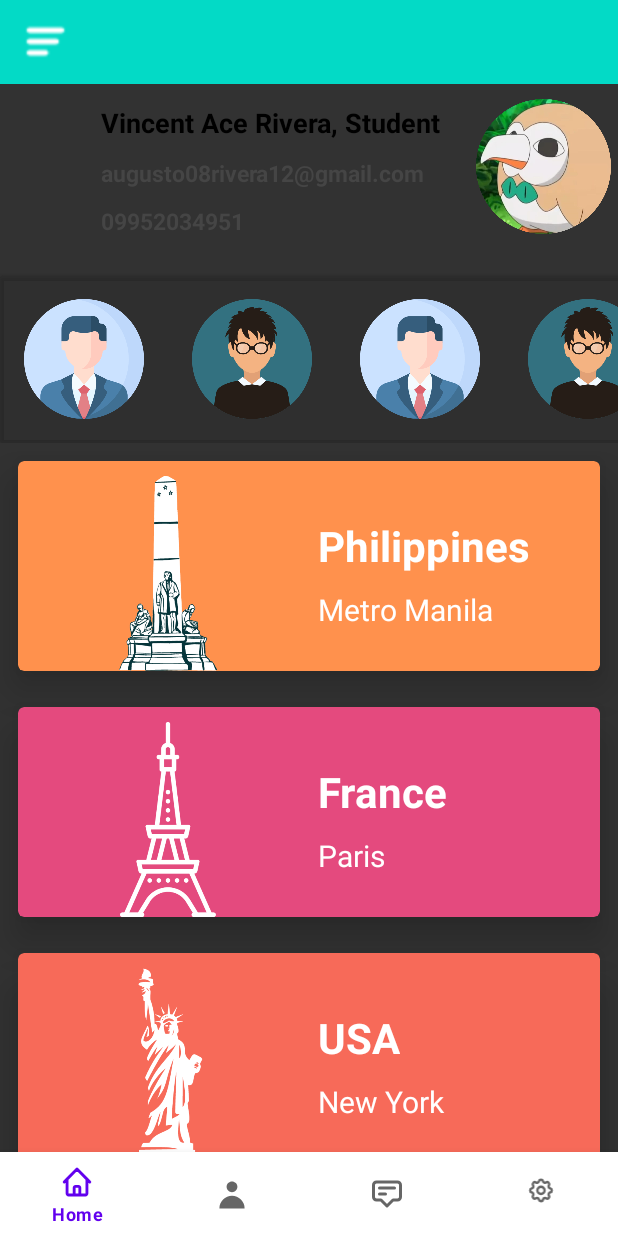
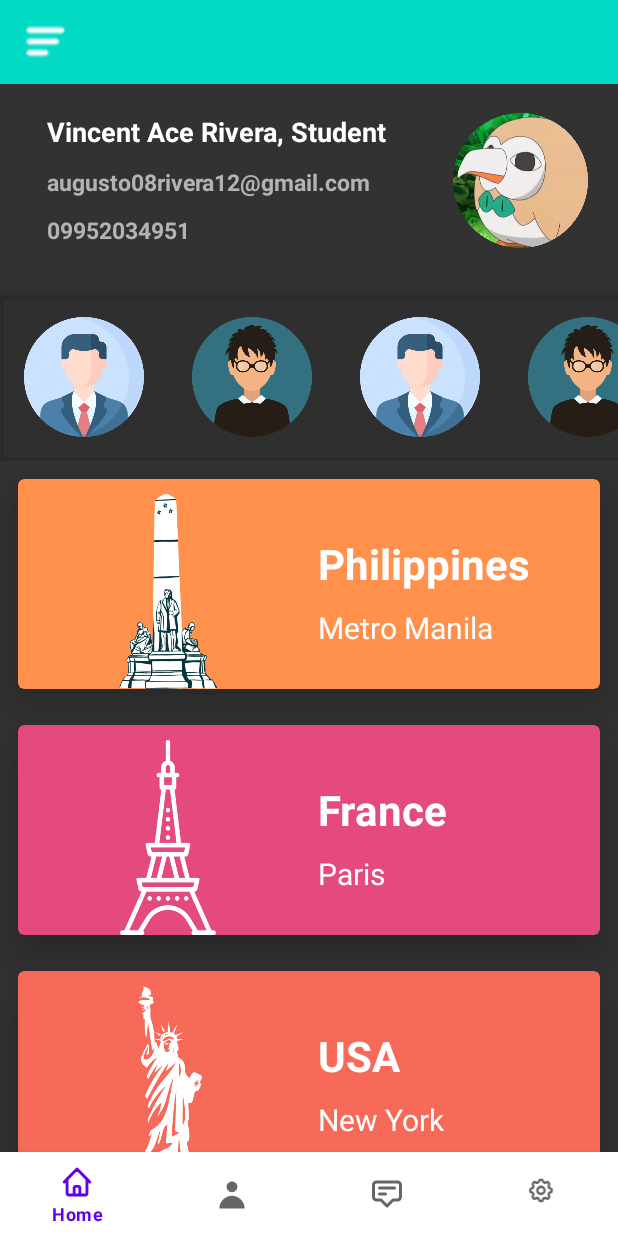
Before and after one commit to ShinAquila/Android-Final-Project, an Android app: the screen it shows after launch (MainActivity), on a phone screen of 412 x 824 dp. Run offline under Robolectric (Android 15) with nearby library versions, the phone set to English and light mode, and no system bars; our stand-ins replace navigation-ui.

Commit message:
edited home design

```diff
--- a/app/src/main/java/com/example/bottomnav/MainActivity.java
+++ b/app/src/main/java/com/example/bottomnav/MainActivity.java
@@ -79,7 +79,7 @@
 
         navigationView.setNavigationItemSelectedListener(item -> {
             if (item.getItemId() == R.id.nav_home) {
-                repFragment(new SideHomeFragment());
+                repFragment(new HomeFragment());
             } else if (item.getItemId() == R.id.nav_profile) {
                 repFragment(new SideProfileFragment());
             } else if (item.getItemId() == R.id.nav_msg) {
--- a/app/src/main/res/layout/fragment_home.xml
+++ b/app/src/main/res/layout/fragment_home.xml
@@ -18,9 +18,10 @@
             android:orientation="horizontal">
 
             <LinearLayout
+                android:padding="6dp"
                 android:layout_width="wrap_content"
                 android:layout_height="wrap_content"
-                android:layout_marginLeft="62dp"
+                android:layout_marginLeft="20dp"
                 android:layout_marginTop="8dp"
                 android:layout_marginRight="18dp"
                 android:orientation="vertical">
@@ -32,7 +33,7 @@
                     android:layout_height="wrap_content"
                     android:layout_margin="5dp"
                     android:text="Vincent Ace Rivera, Student"
-                    android:textColor="@color/black"
+                    android:textColor="@color/white"
                     android:textSize="18dp"
                     android:textStyle="bold" />
 
@@ -42,7 +43,7 @@
                     android:layout_height="wrap_content"
                     android:layout_margin="5dp"
                     android:text="augusto08rivera12@gmail.com"
-                    android:textColor="#454545"
+                    android:textColor="#B3B3B3"
                     android:textSize="15dp"
                     android:textStyle="bold" />
 
@@ -52,19 +53,29 @@
                     android:layout_height="wrap_content"
                     android:layout_margin="5dp"
                     android:text="09952034951"
-                    android:textColor="#454545"
+                    android:textColor="#B3B3B3"
                     android:textSize="15dp"
                     android:textStyle="bold" />
 
             </LinearLayout>
 
+            <LinearLayout
+                android:layout_width="match_parent"
+                android:layout_height="wrap_content"
+                android:layout_gravity="center_vertical"
+                android:orientation="vertical">
 
                 <ImageView
                     android:id="@+id/pfp"
                     android:layout_width="90dp"
                     android:layout_height="90dp"
                     android:layout_marginTop="10dp"
+                    android:layout_marginRight="20dp"
+                    android:layout_gravity="right"
                     android:src="@drawable/rowlet" />
+            </LinearLayout>
+
+
         </LinearLayout>
 
         <HorizontalScrollView
```
Lines whose indentation alone changed are shown as unchanged.
